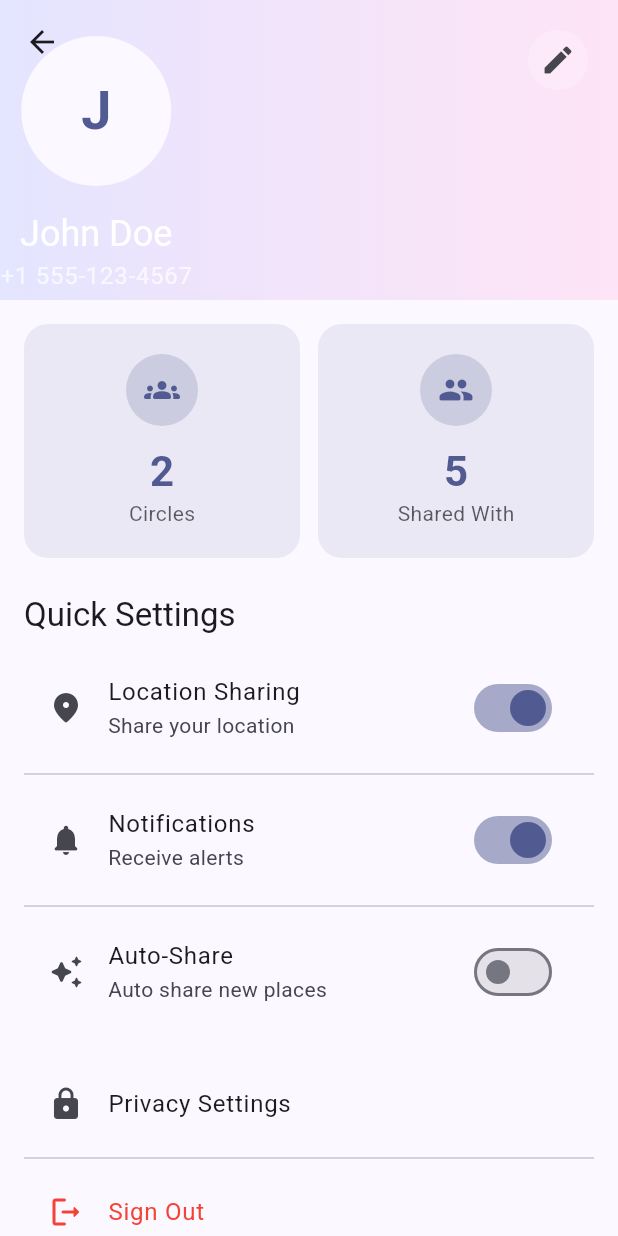
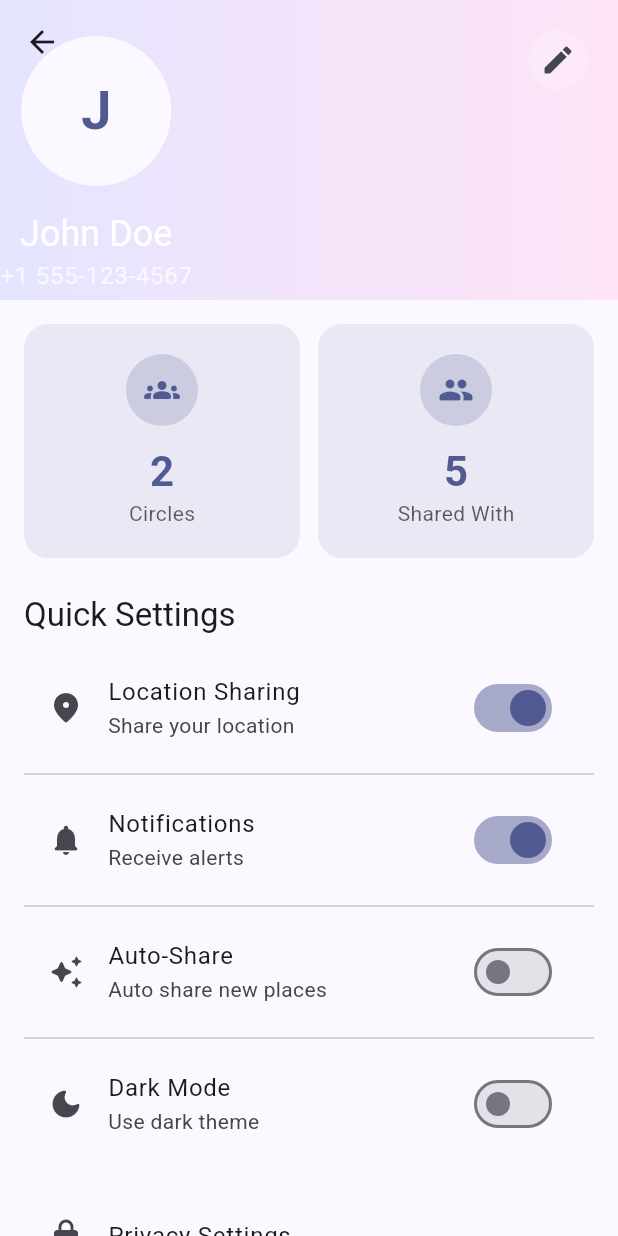
Before and after one commit to xplorjay/WAYWATCH0, a Flutter app: the ProfileTab screen opened directly, on a phone screen of 412 x 824 dp. Run offline on Flutter 3.47's test engine with Material 3 defaults, Android fonts, the phone set to English and light mode, and no system bars; our stand-ins replace shared_preferences; accounts and stored records are empty.

Commit message:
updated and added dark mode

```diff
--- a/lib/screens/home_screen.dart
+++ b/lib/screens/home_screen.dart
@@ -44,7 +44,7 @@ class _HomeScreenState extends State<HomeScreen> {
         decoration: BoxDecoration(
           boxShadow: [
             BoxShadow(
-              color: Theme.of(context).colorScheme.shadow.withOpacity(0.1),
+              color: Theme.of(context).colorScheme.shadow.withValues(alpha: 0.1),
               blurRadius: 10,
               offset: const Offset(0, -2),
             ),
@@ -58,7 +58,7 @@ class _HomeScreenState extends State<HomeScreen> {
             selectedItemColor: Theme.of(context).colorScheme.primary,
             unselectedItemColor: Theme.of(
               context,
-            ).colorScheme.onSurface.withOpacity(0.6),
+            ).colorScheme.onSurface.withValues(alpha: 0.6),
             backgroundColor: Theme.of(context).colorScheme.surface,
             type: BottomNavigationBarType.fixed,
             items: const [
--- a/lib/screens/tabs/profile_tab.dart
+++ b/lib/screens/tabs/profile_tab.dart
@@ -1,4 +1,6 @@
 import 'package:flutter/material.dart';
+import 'package:provider/provider.dart';
+import '../../theme_provider.dart';
 
 class ProfileTab extends StatefulWidget {
   const ProfileTab({super.key});
@@ -67,11 +69,11 @@ class _ProfileTabState extends State<ProfileTab> {
                     Theme.of(context)
                         .colorScheme
                         .primaryContainer
-                        .withOpacity(0.8),
+                        .withValues(alpha: 0.8),
                     Theme.of(context)
                         .colorScheme
                         .tertiaryContainer
-                        .withOpacity(0.6),
+                        .withValues(alpha: 0.6),
                   ],
                 ),
               ),
@@ -115,7 +117,7 @@ class _ProfileTabState extends State<ProfileTab> {
                         onPressed: _editProfile,
                         icon: const Icon(Icons.edit_rounded),
                         style: IconButton.styleFrom(
-                          backgroundColor: Colors.white.withOpacity(0.2),
+                          backgroundColor: Colors.white.withValues(alpha: 0.2),
                         ),
                       ),
                     ),
@@ -155,6 +157,18 @@ class _ProfileTabState extends State<ProfileTab> {
                   'Auto share new places', _autoShare, (v) {
                 setState(() => _autoShare = v);
               }),
+              const Divider(),
+              Consumer<ThemeProvider>(
+                builder: (context, themeProvider, _) {
+                  return _switchTile(
+                    Icons.dark_mode_rounded,
+                    'Dark Mode',
+                    'Use dark theme',
+                    themeProvider.isDarkMode,
+                    (_) => themeProvider.toggleTheme(),
+                  );
+                },
+              ),
               const SizedBox(height: 24),
               ListTile(
                 leading: const Icon(Icons.lock_rounded),
@@ -181,14 +195,14 @@ class _ProfileTabState extends State<ProfileTab> {
       child: Container(
         padding: const EdgeInsets.all(20),
         decoration: BoxDecoration(
-          color: color.withOpacity(0.1),
+          color: color.withValues(alpha: 0.1),
           borderRadius: BorderRadius.circular(16),
         ),
         child: Column(children: [
           Container(
             padding: const EdgeInsets.all(12),
             decoration: BoxDecoration(
-              color: color.withOpacity(0.2),
+              color: color.withValues(alpha: 0.2),
               shape: BoxShape.circle,
             ),
             child: Icon(icon, color: color),
@@ -201,7 +215,7 @@ class _ProfileTabState extends State<ProfileTab> {
                   ?.copyWith(fontWeight: FontWeight.bold, color: color)),
           Text(title,
               style: Theme.of(ctx).textTheme.bodyMedium?.copyWith(
-                  color: Theme.of(ctx).colorScheme.onSurface.withOpacity(0.7))),
+                  color: Theme.of(ctx).colorScheme.onSurface.withValues(alpha: 0.7))),
         ]),
       ),
     );
@@ -215,7 +229,7 @@ class _ProfileTabState extends State<ProfileTab> {
       title: Text(title),
       subtitle: Text(subtitle),
       secondary: Icon(icon),
-      activeColor: Theme.of(context).colorScheme.primary,
+      activeThumbColor: Theme.of(context).colorScheme.primary,
     );
   }
 }
--- a/pubspec.yaml
+++ b/pubspec.yaml
@@ -18,6 +18,8 @@ dependencies:
   flutter_staggered_animations: ^1.1.1
   shimmer: ^3.0.0
   lottie: ^3.1.2
+  shared_preferences: ^2.2.0
+  provider: ^6.0.0
 
 dev_dependencies:
   flutter_test:
```
Also changed, not shown: lib/main.dart (+18 -9 lines), lib/screens/tabs/circles_tab.dart (+11 -11 lines), lib/screens/tabs/home_tab.dart (+19 -19 lines), lib/theme_provider.dart (added, +48 -0 lines), pubspec.lock, 1 other file.
